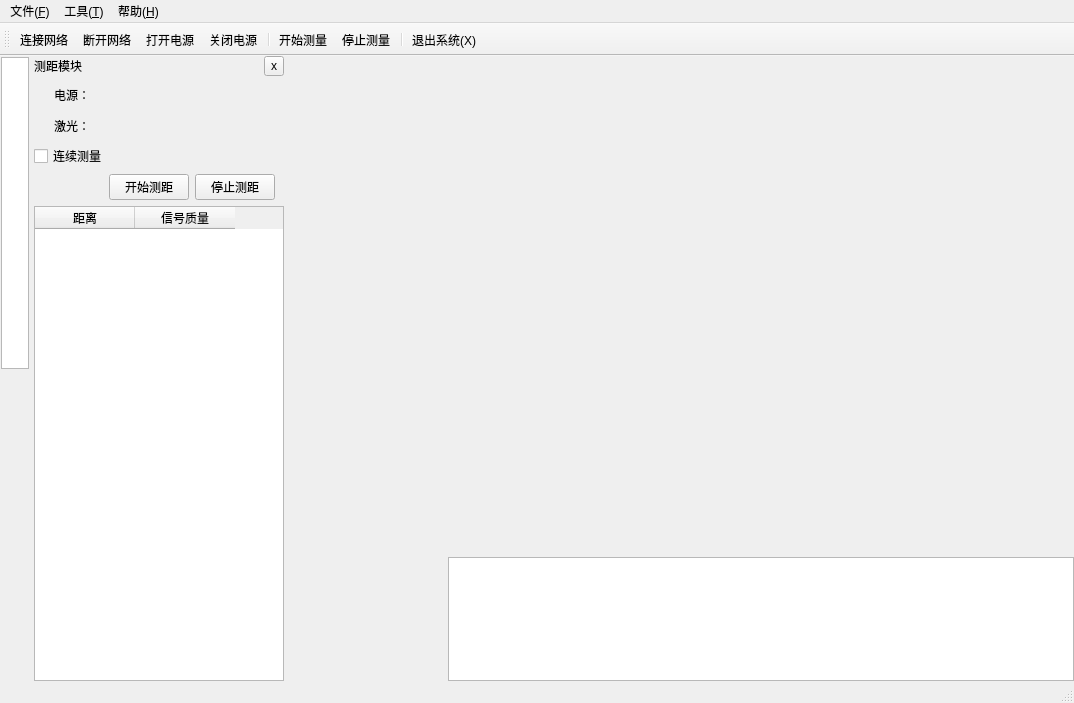
Above: mainwindow.ui from MrXiaomao/HEXRayFSS_QT before the change. Below: the same form after it.
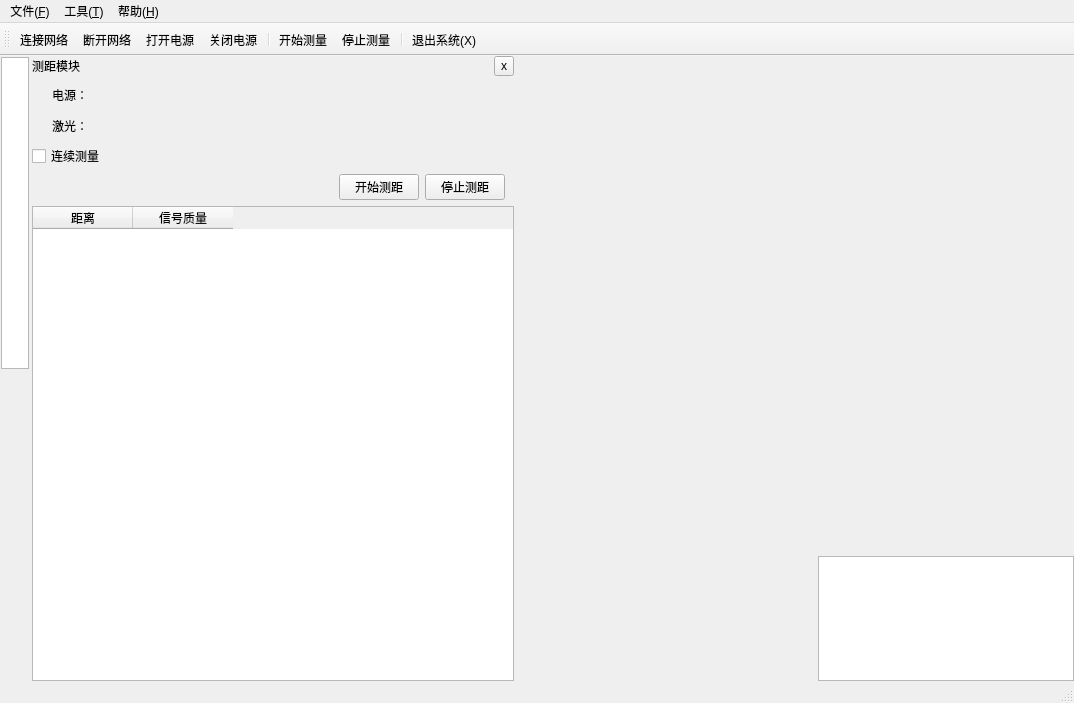
That is the form after the change. Icons and pictures are not drawn. Custom widgets are drawn as their Qt base class.

The edit to the form file:
```diff
--- a/mainwindow.ui
+++ b/mainwindow.ui
@@ -14,9 +14,9 @@
    <string>低能滤片堆栈谱仪软件</string>
   </property>
   <widget class="QWidget" name="centralwidget">
-   <layout class="QHBoxLayout" name="horizontalLayout_2" stretch="1,100,100,400">
+   <layout class="QHBoxLayout" name="horizontalLayout_2" stretch="1,100,0,0">
     <property name="spacing">
-     <number>4</number>
+     <number>2</number>
     </property>
     <property name="leftMargin">
      <number>0</number>
@@ -99,7 +99,7 @@
       </property>
       <property name="maximumSize">
        <size>
-        <width>250</width>
+        <width>500</width>
         <height>16777215</height>
        </size>
       </property>
@@ -607,7 +607,29 @@
      </widget>
     </item>
     <item>
+     <widget class="QWidget" name="leftHboxWidget" native="true">
+      <property name="minimumSize">
+       <size>
+        <width>300</width>
+        <height>0</height>
+       </size>
+      </property>
      <layout class="QVBoxLayout" name="leftVboxLayout">
+       <property name="spacing">
+        <number>2</number>
+       </property>
+       <property name="leftMargin">
+        <number>0</number>
+       </property>
+       <property name="topMargin">
+        <number>0</number>
+       </property>
+       <property name="rightMargin">
+        <number>0</number>
+       </property>
+       <property name="bottomMargin">
+        <number>0</number>
+       </property>
       <item>
        <widget class="QCustomPlot" name="customPlot" native="true"/>
       </item>
@@ -618,9 +640,26 @@
        <widget class="QCustomPlot" name="customPlot_3" native="true"/>
       </item>
      </layout>
+     </widget>
     </item>
     <item>
+     <widget class="QWidget" name="rightHboxWidget" native="true">
      <layout class="QVBoxLayout" name="rightVboxLayout" stretch="4,1">
+       <property name="spacing">
+        <number>2</number>
+       </property>
+       <property name="leftMargin">
+        <number>0</number>
+       </property>
+       <property name="topMargin">
+        <number>0</number>
+       </property>
+       <property name="rightMargin">
+        <number>0</number>
+       </property>
+       <property name="bottomMargin">
+        <number>0</number>
+       </property>
       <item>
        <widget class="QCustomPlot" name="customPlot_result" native="true"/>
       </item>
@@ -635,6 +674,7 @@
        </widget>
       </item>
      </layout>
+     </widget>
     </item>
    </layout>
   </widget>
```
Lines whose indentation alone changed are shown as unchanged.
